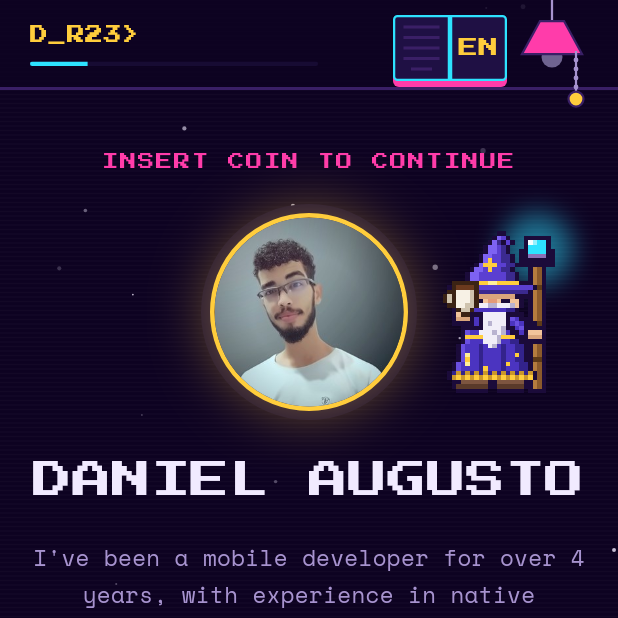
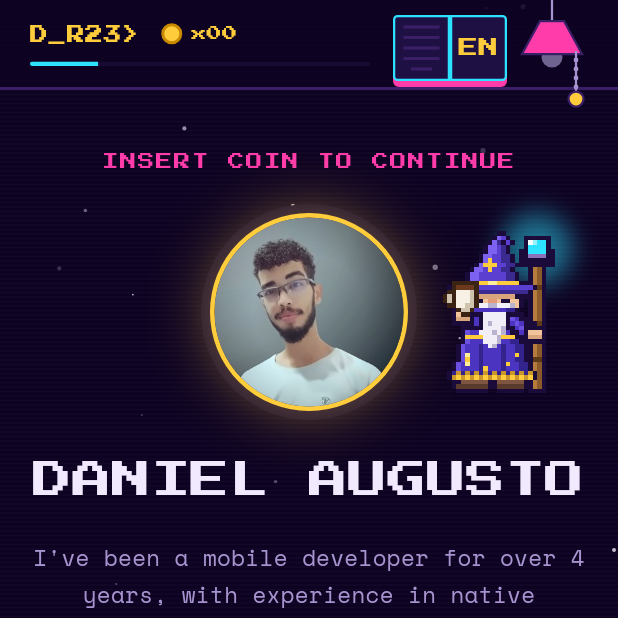
Before and after one commit to danielrgb23/danielrgb23.github.io, a Flutter app: the screen it shows after launch, on a phone screen of 412 x 824 dp, the top half of it. Run offline on Flutter 3.47's test engine with Material 3 defaults, Android fonts, the phone set to English and light mode, and no system bars; our stand-ins replace shared_preferences.

Commit message:
Spin the avatar like a coin on click and add a coin HUD
Clicking the avatar hops it, spins it three times (gold coin on the back),
bursts gold pixels and floats a '+1'. Each click scores a coin, shown in an
arcade-style counter in the header; the 10th unlocks an achievement.

Co-Authored-By: Claude Sonnet 5 <noreply@anthropic.com>

```diff
--- a/lib/screens/hero_screen.dart
+++ b/lib/screens/hero_screen.dart
@@ -1,8 +1,10 @@
 import 'package:flutter/material.dart';
 import '../data/assets.dart';
+import '../state/game_state.dart';
 import '../state/strings.dart';
 import '../theme/app_theme.dart';
 import '../widgets/achievement_toast.dart';
+import '../widgets/coin_flip.dart';
 import '../widgets/pixel_wizard.dart';
 
 class HeroScreen extends StatefulWidget {
@@ -16,6 +18,7 @@ class HeroScreen extends StatefulWidget {
 class _HeroScreenState extends State<HeroScreen> with TickerProviderStateMixin {
   late final AnimationController _glowController;
   late final AnimationController _pulseController;
+  late final AnimationController _coinController;
   late final AnimationController _titleController;
   late final Animation<double> _titleOpacity;
 
@@ -33,6 +36,10 @@ class _HeroScreenState extends State<HeroScreen> with TickerProviderStateMixin {
       vsync: this,
       duration: const Duration(milliseconds: 2200),
     )..repeat(reverse: true);
+    _coinController = AnimationController(
+      vsync: this,
+      duration: const Duration(milliseconds: 1300),
+    );
 
     _titleController = AnimationController(
       vsync: this,
@@ -63,11 +70,22 @@ class _HeroScreenState extends State<HeroScreen> with TickerProviderStateMixin {
   void dispose() {
     _glowController.dispose();
     _pulseController.dispose();
+    _coinController.dispose();
     _titleController.dispose();
     super.dispose();
   }
 
   void _handleAvatarTap() {
+    // Every click is a coin: spin (restarting if already spinning) and score.
+    _coinController.forward(from: 0);
+    final coins = ++GameState.coins.value;
+    if (coins == GameState.collectorGoal) {
+      AchievementToast.show(
+        context,
+        S.coinAchievement,
+        icon: Icons.monetization_on,
+      );
+    }
     final now = DateTime.now();
     if (_firstTap == null ||
         now.difference(_firstTap!) > const Duration(seconds: 2)) {
@@ -105,9 +123,18 @@ class _HeroScreenState extends State<HeroScreen> with TickerProviderStateMixin {
                   // Invisible twin keeps the avatar centered.
                   SizedBox(width: wizardW),
                   const SizedBox(width: 8),
-                  GestureDetector(
+                  Tooltip(
+                    message: S.coinHint,
+                    child: MouseRegion(
+                      cursor: SystemMouseCursors.click,
+                      child: GestureDetector(
                         onTap: _handleAvatarTap,
-                    child: AnimatedBuilder(
+                        child: CoinFlip(
+                          animation: _coinController,
+                          size: 132,
+                          reduceMotion:
+                              MediaQuery.of(context).disableAnimations,
+                          front: AnimatedBuilder(
                             animation: _glowController,
                             builder: (context, child) {
                               final glow = 0.3 + 0.25 * _glowController.value;
@@ -118,8 +145,8 @@ class _HeroScreenState extends State<HeroScreen> with TickerProviderStateMixin {
                                   height: 132,
                                   decoration: BoxDecoration(
                                     shape: BoxShape.circle,
-                              border:
-                                  Border.all(color: AppColors.gold, width: 3),
+                                    border: Border.all(
+                                        color: AppColors.gold, width: 3),
                                     boxShadow: [
                                       BoxShadow(
                                         color: AppColors.bgPanel,
@@ -141,6 +168,9 @@ class _HeroScreenState extends State<HeroScreen> with TickerProviderStateMixin {
                               child: Image.asset(
                                 avatarAsset,
                                 fit: BoxFit.cover,
+                              ),
+                            ),
+                          ),
                         ),
                       ),
                     ),
--- /dev/null
+++ b/lib/state/game_state.dart
@@ -0,0 +1,12 @@
+import 'package:flutter/foundation.dart';
+
+/// Session score shown in the header HUD. Not persisted: like an arcade,
+/// every visit starts from zero coins.
+class GameState {
+  GameState._();
+
+  static final coins = ValueNotifier<int>(0);
+
+  /// Coins needed to unlock the collector achievement.
+  static const collectorGoal = 10;
+}
--- a/lib/widgets/app_shell.dart
+++ b/lib/widgets/app_shell.dart
@@ -6,6 +6,7 @@ import '../screens/missions_screen.dart';
 import '../screens/stages_screen.dart';
 import '../screens/status_screen.dart';
 import '../state/app_settings.dart';
+import '../state/game_state.dart';
 import '../state/strings.dart';
 import '../theme/app_theme.dart';
 import 'achievement_toast.dart';
@@ -273,17 +274,24 @@ class _Header extends StatelessWidget {
         border: Border(bottom: BorderSide(color: AppColors.border, width: 2)),
       ),
       // Right padding leaves room for the lamp + book overlay.
-      padding: const EdgeInsets.fromLTRB(20, 14, 200, 14),
+      padding: EdgeInsets.fromLTRB(20, 14, isCompact ? 165 : 200, 14),
       child: Column(
         crossAxisAlignment: CrossAxisAlignment.start,
         children: [
           Row(
             mainAxisAlignment: MainAxisAlignment.spaceBetween,
             children: [
-              Text(
-                'D_R23>',
-                style:
-                    AppText.pixel.copyWith(fontSize: 12, color: AppColors.gold),
+              Row(
+                mainAxisSize: MainAxisSize.min,
+                children: [
+                  Text(
+                    'D_R23>',
+                    style: AppText.pixel
+                        .copyWith(fontSize: 12, color: AppColors.gold),
+                  ),
+                  const SizedBox(width: 14),
+                  const _CoinCounter(),
+                ],
               ),
               if (!isCompact)
                 Row(
@@ -325,3 +333,54 @@ class _Header extends StatelessWidget {
     );
   }
 }
+
+/// Arcade-style coin HUD: a little coin and "x00", which pops when it grows.
+class _CoinCounter extends StatelessWidget {
+  const _CoinCounter();
+
+  @override
+  Widget build(BuildContext context) {
+    return ValueListenableBuilder<int>(
+      valueListenable: GameState.coins,
+      builder: (context, coins, _) {
+        final label = 'x${coins.toString().padLeft(2, '0')}';
+        return Semantics(
+          label: '$coins coins',
+          child: ExcludeSemantics(
+            child: Row(
+              mainAxisSize: MainAxisSize.min,
+              children: [
+                TweenAnimationBuilder<double>(
+                  key: ValueKey(coins),
+                  tween: Tween(begin: coins == 0 ? 1 : 1.6, end: 1),
+                  duration: const Duration(milliseconds: 350),
+                  curve: Curves.easeOutBack,
+                  builder: (context, scale, child) =>
+                      Transform.scale(scale: scale, child: child),
+                  child: Container(
+                    width: 14,
+                    height: 14,
+                    decoration: BoxDecoration(
+                      shape: BoxShape.circle,
+                      color: const Color(0xFFFFCD3C),
+                      border: Border.all(
+                        color: const Color(0xFFC98A00),
+                        width: 2,
+                      ),
+                    ),
+                  ),
+                ),
+                const SizedBox(width: 6),
+                Text(
+                  label,
+                  style: AppText.pixel
+                      .copyWith(fontSize: 10, color: AppColors.gold),
+                ),
+              ],
+            ),
+          ),
+        );
+      },
+    );
+  }
+}
--- /dev/null
+++ b/lib/widgets/coin_flip.dart
@@ -0,0 +1,168 @@
+import 'dart:math';
+import 'package:flutter/material.dart';
+import '../theme/app_theme.dart';
+
+/// Makes [front] behave like a Mario-style coin when [animation] runs 0 → 1:
+/// it hops up, spins several times showing a golden coin on its back side,
+/// lands, and a "+1" floats up with a burst of gold pixels.
+class CoinFlip extends StatelessWidget {
+  const CoinFlip({
+    super.key,
+    required this.animation,
+    required this.size,
+    required this.front,
+    this.reduceMotion = false,
+  });
+
+  final Animation<double> animation;
+  final double size;
+  final Widget front;
+  final bool reduceMotion;
+
+  static const _turns = 3;
+  static const _gold = Color(0xFFFFCD3C);
+
+  static double _seg(double v, double a, double b) =>
+      ((v - a) / (b - a)).clamp(0.0, 1.0);
+
+  Widget _back() {
+    return Container(
+      width: size,
+      height: size,
+      decoration: BoxDecoration(
+        shape: BoxShape.circle,
+        gradient: const LinearGradient(
+          begin: Alignment.topLeft,
+          end: Alignment.bottomRight,
+          colors: [Color(0xFFFFE98A), Color(0xFFFFB800)],
+        ),
+        border: Border.all(color: const Color(0xFFC98A00), width: 3),
+        boxShadow: [
+          BoxShadow(color: AppColors.bgPanel, spreadRadius: 6),
+          BoxShadow(color: _gold.withOpacity(0.6), blurRadius: 32),
+        ],
+      ),
+      alignment: Alignment.center,
+      child: Container(
+        width: size - 28,
+        height: size - 28,
+        decoration: BoxDecoration(
+          shape: BoxShape.circle,
+          border: Border.all(color: const Color(0xFFC98A00), width: 2),
+        ),
+        alignment: Alignment.center,
+        child: Text(
+          'R23',
+          style: AppText.pixel.copyWith(
+            fontSize: 22,
+            color: const Color(0xFF8A5A00),
+            shadows: const [
+              Shadow(color: Color(0xFFFFF3B8), offset: Offset(2, 2))
+            ],
+          ),
+        ),
+      ),
+    );
+  }
+
+  @override
+  Widget build(BuildContext context) {
+    return AnimatedBuilder(
+      animation: animation,
+      child: front,
+      builder: (context, child) {
+        final t = animation.value;
+        final running = t > 0 && t < 1;
+        var angle = 0.0, hop = 0.0;
+        if (!reduceMotion) {
+          angle = Curves.easeOutCubic.transform(t) * 2 * pi * _turns;
+          hop = -36 * sin(pi * Curves.easeOut.transform(t));
+        }
+        final showBack = cos(angle) < 0;
+        final face = Transform.translate(
+          offset: Offset(0, hop),
+          child: Transform(
+            alignment: Alignment.center,
+            transform: Matrix4.identity()
+              ..setEntry(3, 2, 0.0015)
+              ..rotateY(angle),
+            child: showBack
+                ? Transform(
+                    alignment: Alignment.center,
+                    transform: Matrix4.rotationY(pi),
+                    child: _back(),
+                  )
+                : child,
+          ),
+        );
+        if (!running) return SizedBox(width: size, height: size, child: face);
+
+        // "+1" rises and fades out; gold pixels burst from the coin.
+        final rise = Curves.easeOut.transform(_seg(t, 0.2, 1));
+        final label = _seg(t, 0.2, 0.32) * (1 - _seg(t, 0.72, 1));
+        return SizedBox(
+          width: size,
+          height: size,
+          child: Stack(
+            clipBehavior: Clip.none,
+            alignment: Alignment.center,
+            children: [
+              face,
+              IgnorePointer(
+                child: CustomPaint(
+                  size: Size(size, size),
+                  painter: _BurstPainter(t, size),
+                ),
+              ),
+              Transform.translate(
+                offset: Offset(0, -size / 2 - 14 - 46 * rise),
+                child: Opacity(
+                  opacity: label,
+                  child: Text(
+                    '+1',
+                    style: AppText.pixel.copyWith(
+                      fontSize: 20,
+                      color: _gold,
+                      shadows: const [
+                        Shadow(color: Color(0xFF1B0B3A), offset: Offset(2, 2)),
+                      ],
+                    ),
+                  ),
+                ),
+              ),
+            ],
+          ),
+        );
+      },
+    );
+  }
+}
+
+class _BurstPainter extends CustomPainter {
+  _BurstPainter(this.t, this.size);
+  final double t;
+  final double size;
+
+  @override
+  void paint(Canvas canvas, Size s) {
+    if (t < 0.08 || t > 0.7) return;
+    final k = (t - 0.08) / 0.62;
+    final paint = Paint()..isAntiAlias = false;
+    final c = Offset(s.width / 2, s.height / 2);
+    for (var i = 0; i < 12; i++) {
+      final a = i * 2 * pi / 12 + 0.26;
+      final r =
+          size * 0.55 + 56 * Curves.easeOut.transform(k) * (i.isEven ? 1 : 0.7);
+      paint.color = (i % 3 == 0 ? const Color(0xFFFFF3B8) : CoinFlip._gold)
+          .withOpacity(1 - k);
+      canvas.drawRect(
+        Rect.fromCenter(
+            center: c + Offset(cos(a), sin(a)) * r, width: 6, height: 6),
+        paint,
+      );
+    }
+  }
+
+  @override
+  bool shouldRepaint(covariant _BurstPainter old) => old.t != t;
+}
```
Also changed, not shown: lib/state/strings.dart (+7 -0 lines), 1 other file. Lines whose indentation alone changed are shown as unchanged.
